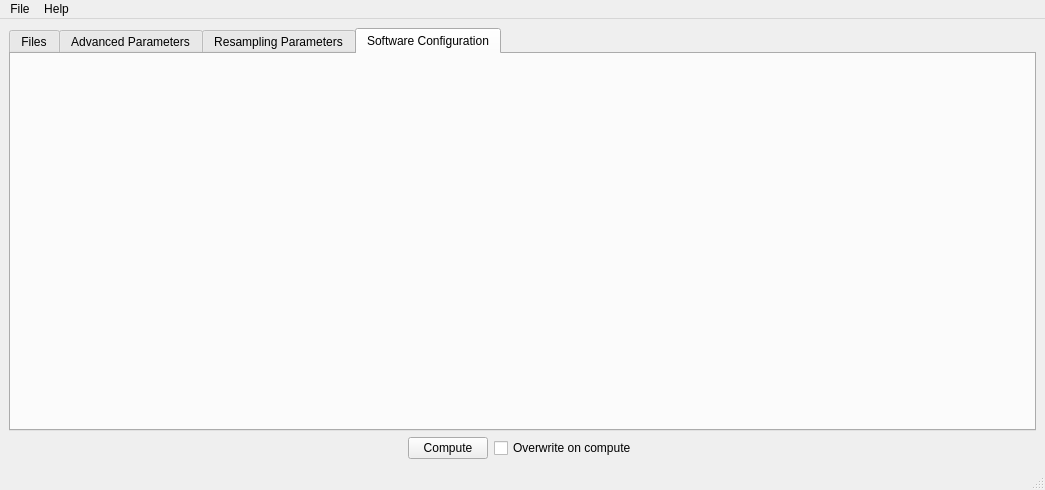
Before: the Qt Designer form GUIwindow.ui in adrienkaiser/DTIAtlasBuilder, drawn with Qt 5.
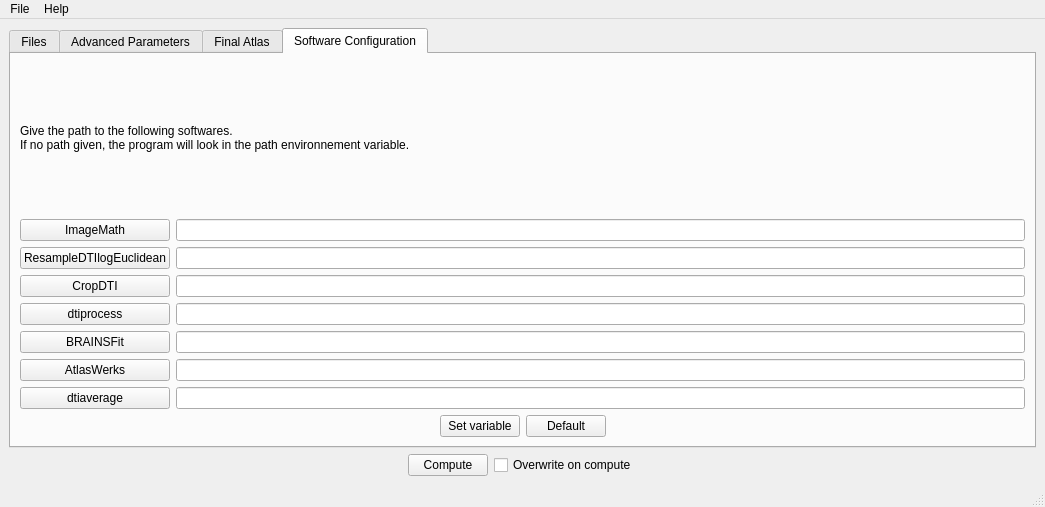
After: the same form once the commit is applied. The open tabs and pages were chosen to show the change.

Commit message: ENH: Adding automatic configuration of softwares

```diff
--- a/GUIwindow.ui
+++ b/GUIwindow.ui
@@ -7,7 +7,7 @@
     <x>0</x>
     <y>0</y>
     <width>1045</width>
-    <height>490</height>
+    <height>507</height>
    </rect>
   </property>
   <property name="windowTitle">
@@ -694,7 +694,7 @@
       </widget>
       <widget class="QWidget" name="ResampTab">
        <attribute name="title">
-        <string>Resampling Parameters</string>
+        <string>Final Atlas</string>
        </attribute>
        <layout class="QVBoxLayout" name="verticalLayout_12">
         <item>
@@ -891,6 +891,148 @@
        <attribute name="title">
         <string>Software Configuration</string>
        </attribute>
+       <layout class="QVBoxLayout" name="verticalLayout_11">
+        <item>
+         <widget class="QLabel" name="label_17">
+          <property name="text">
+           <string>Give the path to the following softwares.
+If no path given, the program will look in the path environnement variable.</string>
+          </property>
+         </widget>
+        </item>
+        <item>
+         <layout class="QHBoxLayout" name="horizontalLayout_7">
+          <item>
+           <layout class="QVBoxLayout" name="verticalLayout_15">
+            <item>
+             <widget class="QPushButton" name="ImagemathButton">
+              <property name="text">
+               <string>ImageMath</string>
+              </property>
+             </widget>
+            </item>
+            <item>
+             <widget class="QPushButton" name="ResampButton">
+              <property name="text">
+               <string>ResampleDTIlogEuclidean</string>
+              </property>
+             </widget>
+            </item>
+            <item>
+             <widget class="QPushButton" name="CropDTIButton">
+              <property name="text">
+               <string>CropDTI</string>
+              </property>
+             </widget>
+            </item>
+            <item>
+             <widget class="QPushButton" name="dtiprocButton">
+              <property name="text">
+               <string>dtiprocess</string>
+              </property>
+             </widget>
+            </item>
+            <item>
+             <widget class="QPushButton" name="BRAINSFitButton">
+              <property name="text">
+               <string>BRAINSFit</string>
+              </property>
+             </widget>
+            </item>
+            <item>
+             <widget class="QPushButton" name="AWButton">
+              <property name="text">
+               <string>AtlasWerks</string>
+              </property>
+             </widget>
+            </item>
+            <item>
+             <widget class="QPushButton" name="dtiavgButton">
+              <property name="text">
+               <string>dtiaverage</string>
+              </property>
+             </widget>
+            </item>
+           </layout>
+          </item>
+          <item>
+           <layout class="QVBoxLayout" name="verticalLayout_16">
+            <item>
+             <widget class="QLineEdit" name="ImagemathPath"/>
+            </item>
+            <item>
+             <widget class="QLineEdit" name="ResampPath"/>
+            </item>
+            <item>
+             <widget class="QLineEdit" name="CropDTIPath"/>
+            </item>
+            <item>
+             <widget class="QLineEdit" name="dtiprocPath"/>
+            </item>
+            <item>
+             <widget class="QLineEdit" name="BRAINSFitPath"/>
+            </item>
+            <item>
+             <widget class="QLineEdit" name="AWPath"/>
+            </item>
+            <item>
+             <widget class="QLineEdit" name="dtiavgPath"/>
+            </item>
+           </layout>
+          </item>
+         </layout>
+        </item>
+        <item>
+         <layout class="QHBoxLayout" name="horizontalLayout_8">
+          <item>
+           <spacer name="horizontalSpacer_8">
+            <property name="orientation">
+             <enum>Qt::Horizontal</enum>
+            </property>
+            <property name="sizeHint" stdset="0">
+             <size>
+              <width>40</width>
+              <height>20</height>
+             </size>
+            </property>
+           </spacer>
+          </item>
+          <item>
+           <widget class="QPushButton" name="setenvButton">
+            <property name="toolTip">
+             <string>Set the environment variable with this configuration</string>
+            </property>
+            <property name="text">
+             <string>Set variable</string>
+            </property>
+           </widget>
+          </item>
+          <item>
+           <widget class="QPushButton" name="DefaultButton">
+            <property name="toolTip">
+             <string>Use the program paths given by the system</string>
+            </property>
+            <property name="text">
+             <string>Default</string>
+            </property>
+           </widget>
+          </item>
+          <item>
+           <spacer name="horizontalSpacer_9">
+            <property name="orientation">
+             <enum>Qt::Horizontal</enum>
+            </property>
+            <property name="sizeHint" stdset="0">
+             <size>
+              <width>40</width>
+              <height>20</height>
+             </size>
+            </property>
+           </spacer>
+          </item>
+         </layout>
+        </item>
+       </layout>
       </widget>
      </widget>
     </item>
```
Left out of the diff: 135 changed lines with no effect on the pictures. The commit also changes 6 other files.
